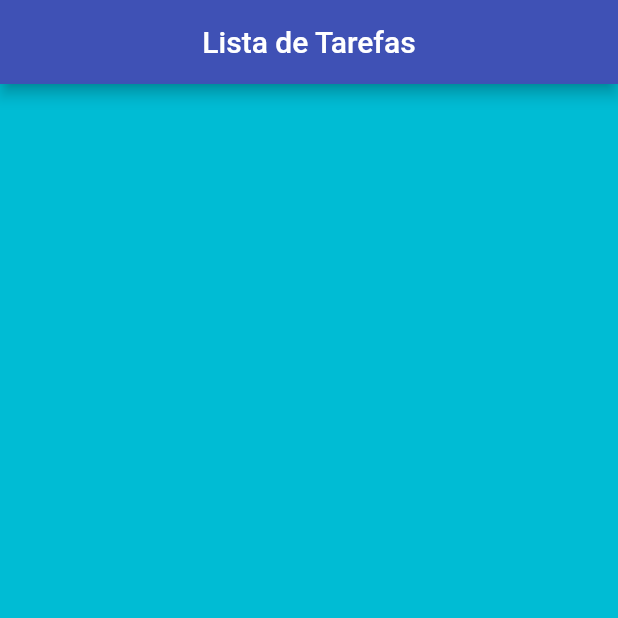
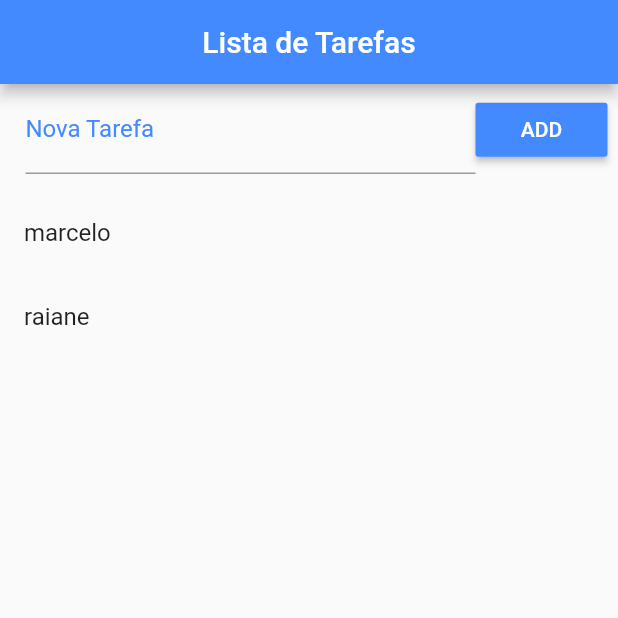
Before and after one commit to Bartcelo/Flutter, a Flutter app: the screen it shows after launch, on a phone screen of 412 x 824 dp, the top half of it. Run offline on Flutter 3.47's test engine with Material 2 defaults, Android fonts, the phone set to English and light mode, and no system bars.

Commit message:
Criando a Lista

```diff
--- a/Tarefas/lista_tarefas/lib/main.dart
+++ b/Tarefas/lista_tarefas/lib/main.dart
@@ -1,11 +1,12 @@
+import 'dart:convert';
+import 'dart:io';
+
 import 'package:flutter/material.dart';
+import 'package:path_provider/path_provider.dart';
 
-void main(){
-
+void main() {
   runApp(MaterialApp(
-    home: Home(
-
-    ),
+    home: Home(),
   ));
 }
 
@@ -15,15 +16,84 @@ class Home extends StatefulWidget {
 }
 
 class _HomeState extends State<Home> {
+  List _toDoList = ["marcelo", "raiane"];
+  final _addcontroller = TextEditingController();
+
+  void _addTodo() {
+    setState(() {
+      Map<String, dynamic> newTodo = Map();
+      newTodo["Title"] = _addcontroller.text;
+      _addcontroller.text = "";
+      newTodo["OK"] = false;
+      _toDoList.add(newTodo);
+    });
+  }
+
   @override
   Widget build(BuildContext context) {
     return Scaffold(
-      backgroundColor: Colors.cyan,
       appBar: AppBar(
         title: Text("Lista de Tarefas"),
-        backgroundColor: Colors.indigo,
+        backgroundColor: Colors.blueAccent,
         centerTitle: true,
+      ),
+      body: Column(
+        children: <Widget>[
+          Container(
+            padding: EdgeInsets.fromLTRB(17.0, 1.0, 7.0, 1.0),
+            child: Row(
+              children: <Widget>[
+                Expanded(
+                  child: TextField(
+                    controller: _addcontroller,
+                    decoration: InputDecoration(
+                        labelText: "Nova Tarefa",
+                        labelStyle: TextStyle(color: Colors.blueAccent)),
+                  ),
+                ),
+                RaisedButton(
+                  color: Colors.blueAccent,
+                  child: Text("ADD"),
+                  textColor: Colors.white,
+                  onPressed: (){},
+                )
+              ],
+            ),
+          ),
+          Expanded(
+            child: ListView.builder(
+                padding: EdgeInsets.only(top: 10.0),
+                itemCount: _toDoList.length,
+                itemBuilder: (contex, index) {
+                  return ListTile (
+                    title: Text(_toDoList[index]),
+                  );
+                }),
+          )
+        ],
       ),
     );
   }
+
+  Future<File> _getFile() async {
+    final directory = await getApplicationDocumentsDirectory();
+    return File("${directory.path}/data.json");
+  }
+
+  Future<File> _saveData() async {
+    String data = json.encode(_toDoList);
+
+    final file = await _getFile();
+    return file.writeAsString(data);
+  }
+
+  Future<String> _readData() async {
+    try {
+      final file = await _getFile();
+
+      return file.readAsStringSync();
+    } catch (e) {
+      return null;
+    }
+  }
 }
--- a/Tarefas/lista_tarefas/pubspec.yaml
+++ b/Tarefas/lista_tarefas/pubspec.yaml
@@ -19,6 +19,8 @@ dependencies:
   # The following adds the Cupertino Icons font to your application.
   # Use with the CupertinoIcons class for iOS style icons.
   cupertino_icons: ^0.1.2
+  path_provider: ^0.4.1
+
 
 dev_dependencies:
   flutter_test:
```
